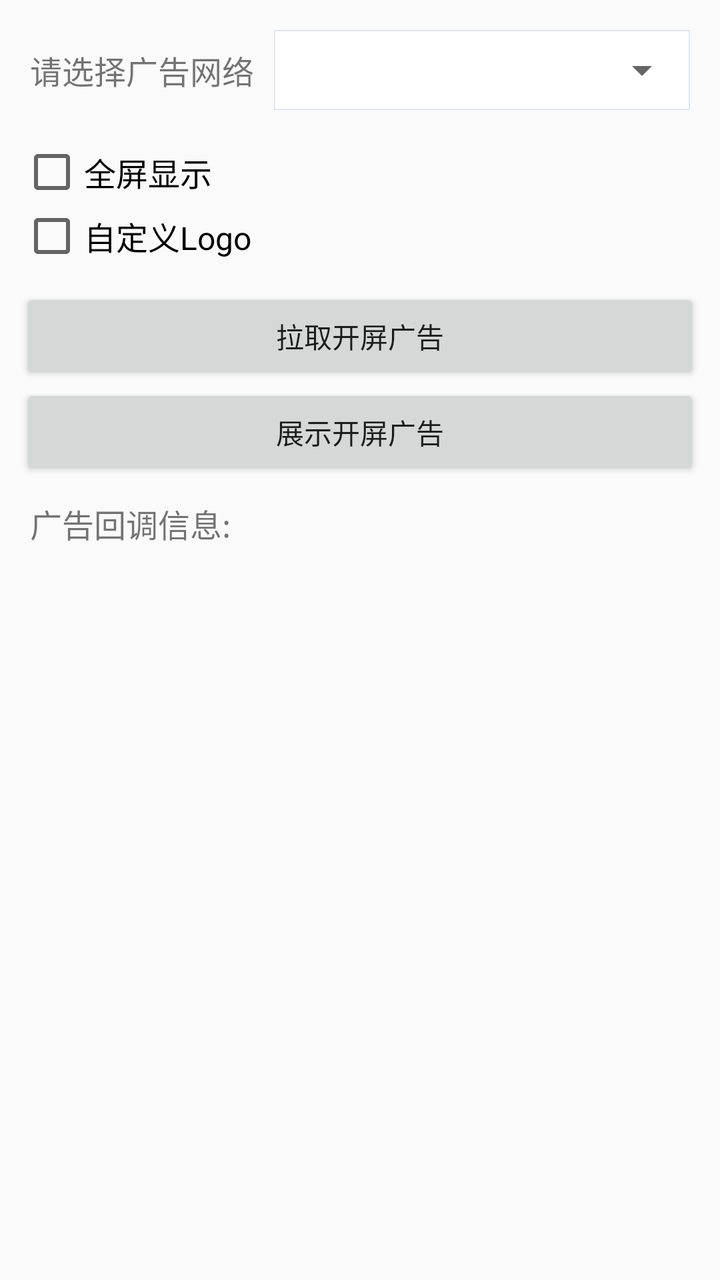
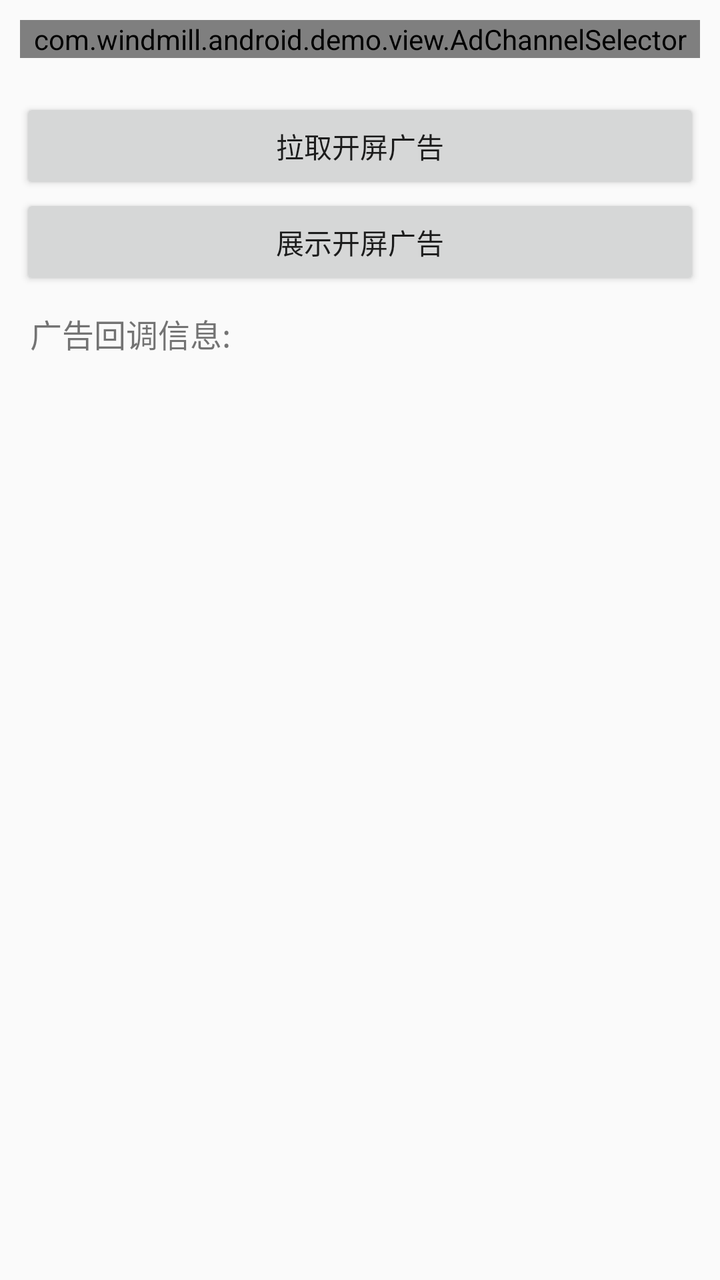

Two renders of the same Android screen: before a commit and after it. Below are the layout's source before the change and the commit's diff.
<!-- AndroidManifest.xml: application theme AppTheme -->
<!-- res/layout/activity_splash_ad.xml -->
<?xml version="1.0" encoding="utf-8"?>
<LinearLayout xmlns:android="http://schemas.android.com/apk/res/android"
    xmlns:tools="http://schemas.android.com/tools"
    android:layout_width="match_parent"
    android:layout_height="match_parent"
    android:orientation="vertical"
    tools:context=".SplashAdActivity">

    <LinearLayout
        android:layout_width="match_parent"
        android:layout_height="wrap_content"
        android:layout_margin="10dp"
        android:orientation="horizontal">

        <TextView
            android:layout_width="wrap_content"
            android:layout_height="wrap_content"
            android:layout_gravity="center_vertical"
            android:layout_margin="5dp"
            android:gravity="center"
            android:text="请选择广告网络"
            android:textSize="16dp" />

        <LinearLayout
            android:layout_width="0dp"
            android:layout_height="wrap_content"
            android:layout_gravity="center_vertical"
            android:layout_margin="5dp"
            android:layout_weight="1"
            android:background="@drawable/spinner_bg">

            <Spinner
                android:id="@+id/id_spinner"
                android:layout_width="match_parent"
                android:layout_height="40dp"
                android:gravity="center"
                android:spinnerMode="dropdown" />

        </LinearLayout>

    </LinearLayout>

    <LinearLayout
        android:layout_width="match_parent"
        android:layout_height="wrap_content"
        android:layout_marginLeft="10dp"
        android:layout_marginRight="10dp"
        android:orientation="vertical">

        <CheckBox
            android:id="@+id/cb_fullscreen"
            android:layout_width="wrap_content"
            android:layout_height="wrap_content"
            android:text="全屏显示"
            android:textSize="16dp" />

        <CheckBox
            android:id="@+id/cb_self_logo"
            android:layout_width="match_parent"
            android:layout_height="wrap_content"
            android:text="自定义Logo"
            android:textSize="16dp" />
    </LinearLayout>

    <LinearLayout
        android:layout_width="match_parent"
        android:layout_height="wrap_content"
        android:layout_margin="10dp"
        android:orientation="vertical">

        <Button
            android:id="@+id/bt_load"
            android:layout_width="match_parent"
            android:layout_height="wrap_content"
            android:onClick="ButtonClick"
            android:text="拉取开屏广告" />

        <Button
            android:id="@+id/bt_show"
            android:layout_width="match_parent"
            android:layout_height="wrap_content"
            android:onClick="ButtonClick"
            android:text="展示开屏广告" />
    </LinearLayout>

    <TextView
        android:layout_width="wrap_content"
        android:layout_height="wrap_content"
        android:layout_gravity="center_vertical"
        android:layout_marginLeft="15dp"
        android:gravity="center"
        android:text="广告回调信息:"
        android:textSize="16dp" />

    <ListView
        android:id="@+id/callback_lv"
        android:layout_width="match_parent"
        android:layout_height="wrap_content"
        android:layout_margin="10dp"
        android:divider="@color/colorGray"
        android:dividerHeight="1px" />


</LinearLayout>
<!-- resources referenced by this layout -->
<resources>
  <color name="colorGray">#e6e6e6</color>
  <!-- drawable spinner_bg (drawable) -->
  <?xml version="1.0" encoding="utf-8"?>
  <shape xmlns:android="http://schemas.android.com/apk/res/android"
      android:shape="rectangle">
      
      <stroke
          android:width="0.5dp"
          android:color="#E0E6EC" />
      
      <solid android:color="#ffffff" />
  
      
  
  </shape>
  <style name="AppTheme" parent="Theme.AppCompat.Light.DarkActionBar">
          
          <item name="colorPrimary">@color/colorPrimary</item>
          <item name="colorPrimaryDark">@color/colorPrimaryDark</item>
          <item name="colorAccent">@color/colorAccent</item>
          <item name="android:dropDownListViewStyle">@style/spinner_style</item>
          <item name="android:windowDisablePreview">true</item>
      </style>
  <color name="colorPrimary">#F2690B</color>
  <color name="colorPrimaryDark">#EA8138</color>
  <color name="colorAccent">#F2690B</color>
  <style name="spinner_style" parent="Widget.AppCompat.ListView.DropDown">
          <item name="android:divider">#d1d1d1</item>
          <item name="android:dividerHeight">0.5dp</item>
      </style>
</resources>

<!-- the commit's change to res/layout/activity_splash_ad.xml (unified diff, before → after) -->
@@ -6,45 +6,19 @@
     android:orientation="vertical"
     tools:context=".SplashAdActivity">
 
-    <LinearLayout
+    <com.windmill.android.demo.view.AdChannelSelector
+        android:id="@+id/ad_channel_selector"
         android:layout_width="match_parent"
         android:layout_height="wrap_content"
         android:layout_margin="10dp"
-        android:orientation="horizontal">
-
-        <TextView
-            android:layout_width="wrap_content"
-            android:layout_height="wrap_content"
-            android:layout_gravity="center_vertical"
-            android:layout_margin="5dp"
-            android:gravity="center"
-            android:text="请选择广告网络"
-            android:textSize="16dp" />
-
-        <LinearLayout
-            android:layout_width="0dp"
-            android:layout_height="wrap_content"
-            android:layout_gravity="center_vertical"
-            android:layout_margin="5dp"
-            android:layout_weight="1"
-            android:background="@drawable/spinner_bg">
-
-            <Spinner
-                android:id="@+id/id_spinner"
-                android:layout_width="match_parent"
-                android:layout_height="40dp"
-                android:gravity="center"
-                android:spinnerMode="dropdown" />
-
-        </LinearLayout>
-
-    </LinearLayout>
+        android:orientation="vertical" />
 
     <LinearLayout
         android:layout_width="match_parent"
         android:layout_height="wrap_content"
         android:layout_marginLeft="10dp"
         android:layout_marginRight="10dp"
+        android:visibility="gone"
         android:orientation="vertical">
 
         <CheckBox
<!-- resource entries referenced after the edit -->
@@ -1,20 +1,6 @@
 <!-- resources referenced by this layout -->
 <resources>
   <color name="colorGray">#e6e6e6</color>
-  <!-- drawable spinner_bg (drawable) -->
-  <?xml version="1.0" encoding="utf-8"?>
-  <shape xmlns:android="http://schemas.android.com/apk/res/android"
-      android:shape="rectangle">
-      
-      <stroke
-          android:width="0.5dp"
-          android:color="#E0E6EC" />
-      
-      <solid android:color="#ffffff" />
-  
-      
-  
-  </shape>
   <style name="AppTheme" parent="Theme.AppCompat.Light.DarkActionBar">
           
           <item name="colorPrimary">@color/colorPrimary</item>
@@ -22,6 +8,7 @@
           <item name="colorAccent">@color/colorAccent</item>
           <item name="android:dropDownListViewStyle">@style/spinner_style</item>
           <item name="android:windowDisablePreview">true</item>
+  
       </style>
   <color name="colorPrimary">#F2690B</color>
   <color name="colorPrimaryDark">#EA8138</color>
